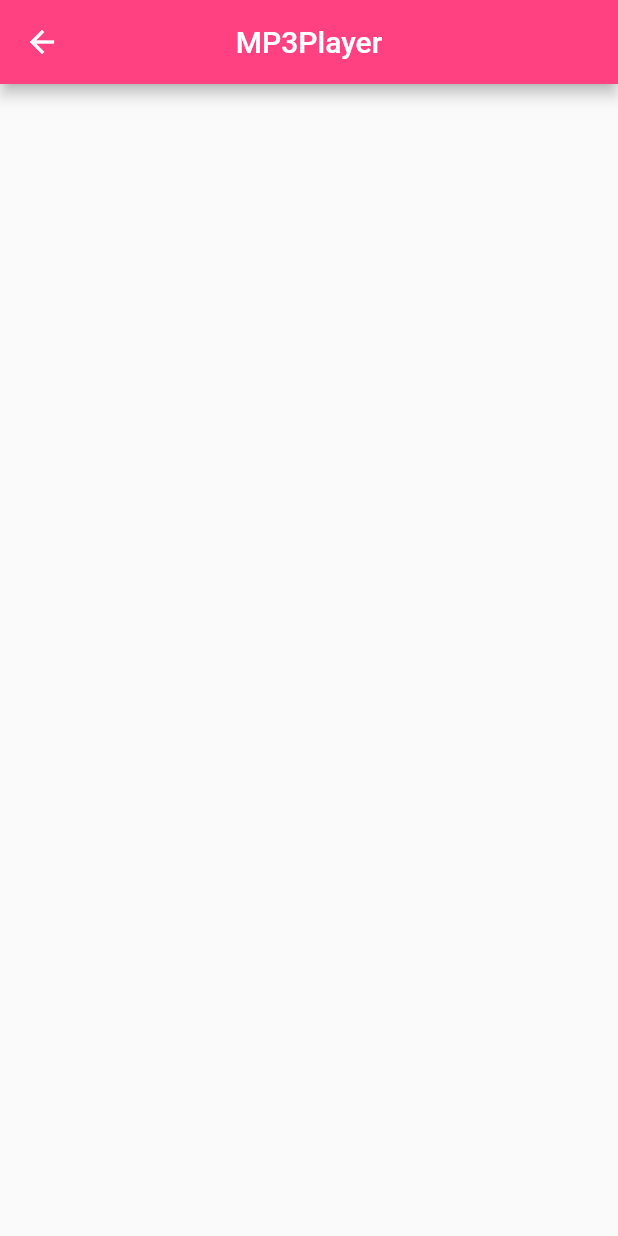
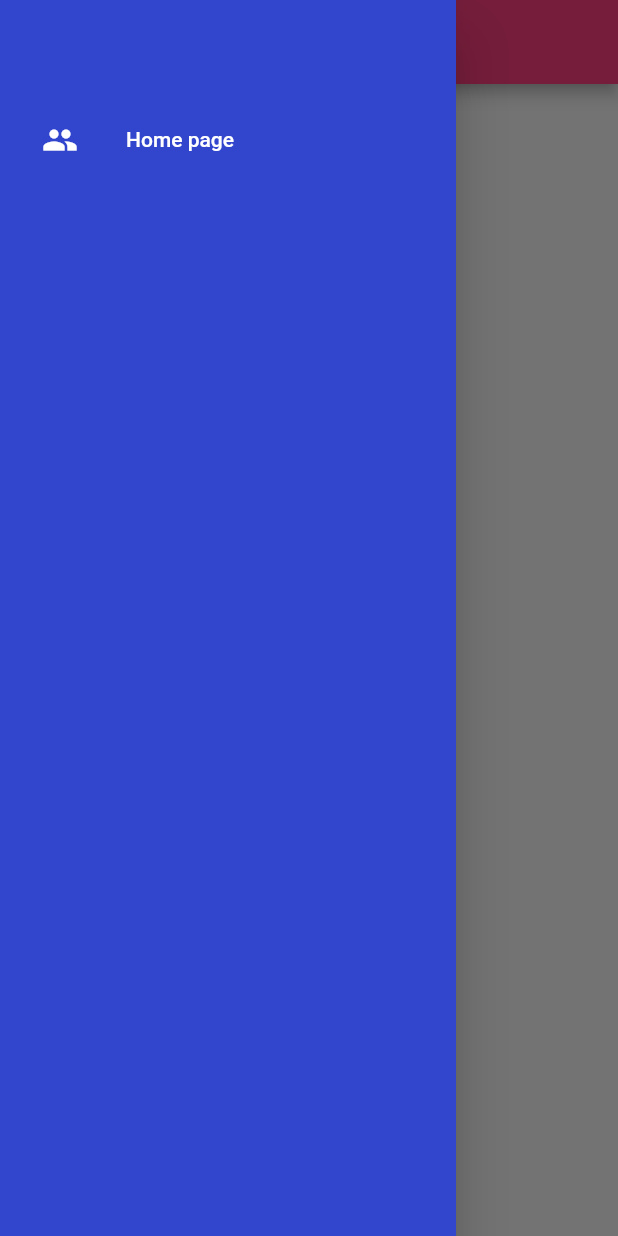
Before and after one commit to Eznopot/EPI_Flutter_I, a Flutter app: the Mp3Player screen opened by its route, with the side drawer open (before the commit the screen has no drawer), on a phone screen of 412 x 824 dp. Run offline on Flutter 3.47's test engine with Material 2 defaults, Android fonts, the phone set to English and light mode, and no system bars.

Commit message:
[MP3] (AH) : navigation bar has just been added on music plqyer page

```diff
--- a/epi_flutter_1/lib/pages/mp3_player_page.dart
+++ b/epi_flutter_1/lib/pages/mp3_player_page.dart
@@ -1,3 +1,4 @@
+import 'package:epi_flutter_1/widgets/drawer_music_player_widget.dart';
 import 'package:flutter/cupertino.dart';
 import 'package:flutter/material.dart';
 
@@ -14,7 +15,14 @@ class _Mp3Player extends State<Mp3Player> {
         title: const Text('MP3Player'),
         centerTitle: true,
         backgroundColor: Colors.pinkAccent,
-      )
+      ),
+        drawer: const DrawerMusicPlayerWidget(),
+          body: Center(
+            child: Column(
+              mainAxisAlignment: MainAxisAlignment.center,
+              children: <Widget>[],
+        ),
+      ),
     );
   }
 }
--- /dev/null
+++ b/epi_flutter_1/lib/widgets/drawer_music_player_widget.dart
@@ -0,0 +1,32 @@
+import 'package:epi_flutter_1/components/tile_menu.dart';
+import 'package:flutter/cupertino.dart';
+import 'package:flutter/material.dart';
+
+class DrawerMusicPlayerWidget extends StatelessWidget {
+  final padding = const EdgeInsets.symmetric(horizontal: 12);
+  const DrawerMusicPlayerWidget({Key? key}) : super(key: key);
+
+  @override
+  Widget build(BuildContext context) {
+    return Drawer(
+      child: Material(
+        color: const Color.fromRGBO(50, 70, 205, 1),
+        child: ListView(
+          padding: padding,
+          children: <Widget>[
+            const SizedBox(height: 65),
+            TileMenu(
+                text:"Home page",
+                icon: Icons.people,
+                color: const Color.fromRGBO(255, 255, 255, 1),
+                hoverColor: const Color.fromRGBO(250, 250, 250, 1),
+                onClicked: () {
+                  Navigator.of(context).pushNamed("/");
+                }
+            ),
+          ],
+        ),
+      ),
+    );
+  }
+}
```
Also changed, not shown: epi_flutter_1/pubspec.yaml (+9 -8 lines), 1 other file.
